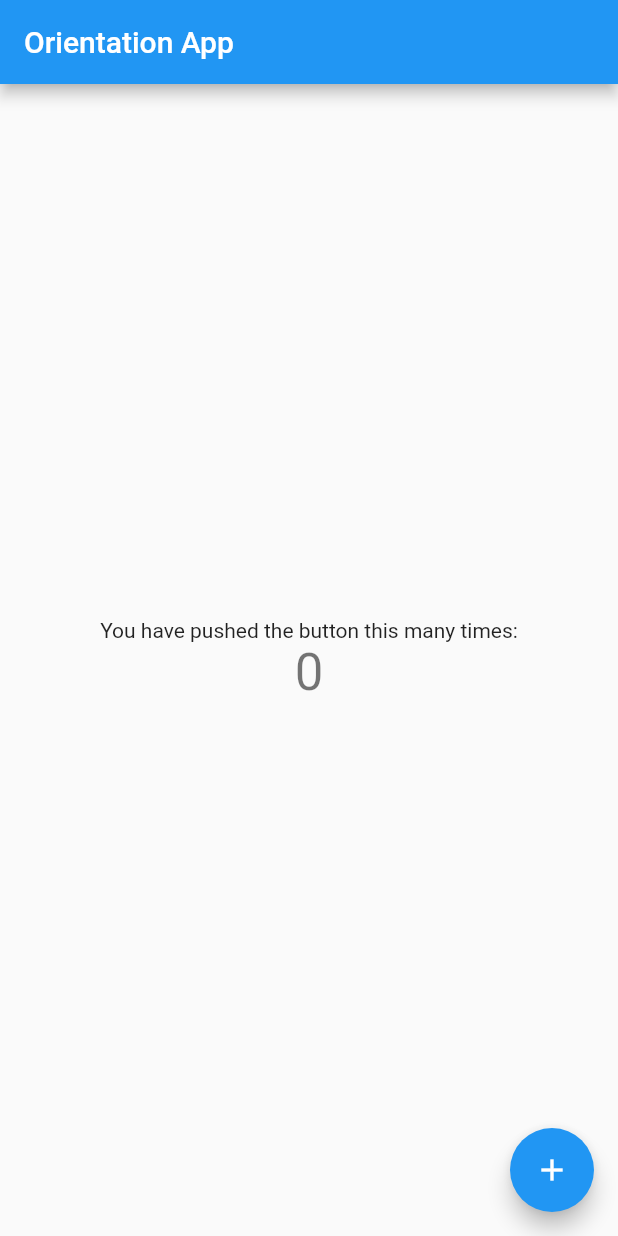
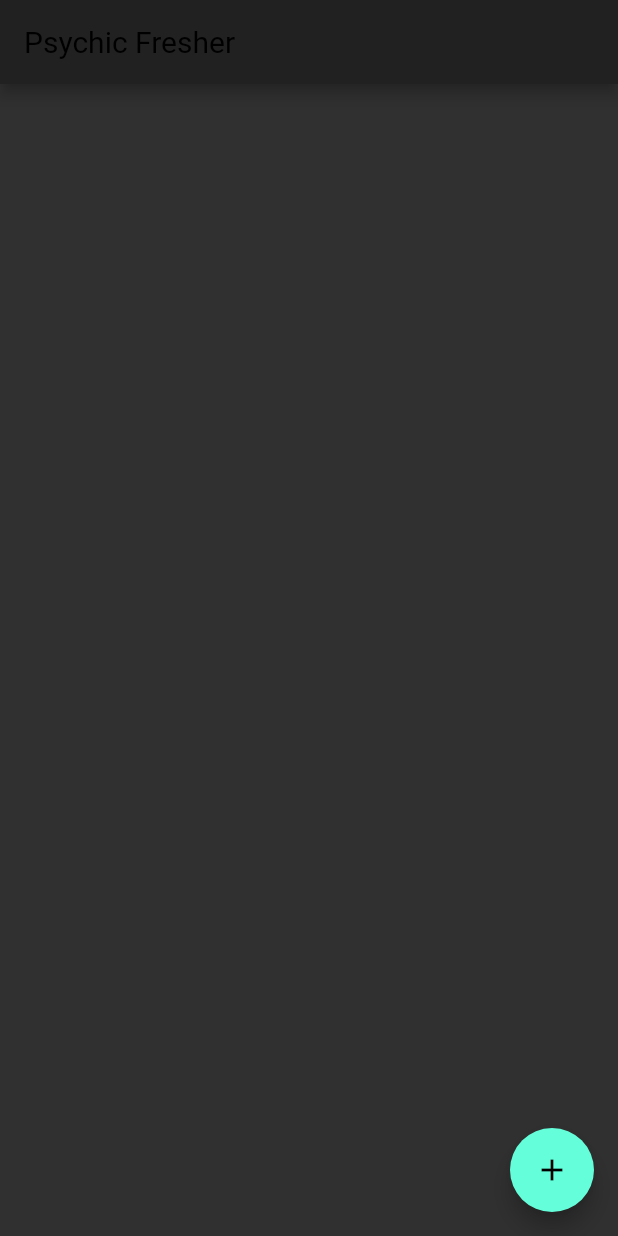
Before and after one commit to KhyatiSaini/orientation-app, a Flutter app: the screen it shows after launch, on a phone screen of 412 x 824 dp. Run offline on Flutter 3.47's test engine with Material 2 defaults, Android fonts, the phone set to English and light mode, and no system bars.

Commit message:
adding splash screen and home screen

```diff
--- a/lib/main.dart
+++ b/lib/main.dart
@@ -1,117 +1,18 @@
 import 'package:flutter/material.dart';
+import 'package:orientation_app/screens/home_screen.dart';
 
 void main() {
   runApp(MyApp());
 }
 
 class MyApp extends StatelessWidget {
-  // This widget is the root of your application.
   @override
   Widget build(BuildContext context) {
     return MaterialApp(
-      title: 'Flutter Demo',
-      theme: ThemeData(
-        // This is the theme of your application.
-        //
-        // Try running your application with "flutter run". You'll see the
-        // application has a blue toolbar. Then, without quitting the app, try
-        // changing the primarySwatch below to Colors.green and then invoke
-        // "hot reload" (press "r" in the console where you ran "flutter run",
-        // or simply save your changes to "hot reload" in a Flutter IDE).
-        // Notice that the counter didn't reset back to zero; the application
-        // is not restarted.
-        primarySwatch: Colors.blue,
-        // This makes the visual density adapt to the platform that you run
-        // the app on. For desktop platforms, the controls will be smaller and
-        // closer together (more dense) than on mobile platforms.
-        visualDensity: VisualDensity.adaptivePlatformDensity,
-      ),
-      home: MyHomePage(title: 'Orientation App'),
+      debugShowCheckedModeBanner: false,
+      home: HomeScreen(),
+      title: 'Pyschic Fresher',
+      theme: ThemeData.dark(),
     );
   }
 }
-
-class MyHomePage extends StatefulWidget {
-  MyHomePage({Key key, this.title}) : super(key: key);
-
-  // This widget is the home page of your application. It is stateful, meaning
-  // that it has a State object (defined below) that contains fields that affect
-  // how it looks.
-
-  // This class is the configuration for the state. It holds the values (in this
-  // case the title) provided by the parent (in this case the App widget) and
-  // used by the build method of the State. Fields in a Widget subclass are
-  // always marked "final".
-
-  final String title;
-
-  @override
-  _MyHomePageState createState() => _MyHomePageState();
-}
-
-class _MyHomePageState extends State<MyHomePage> {
-  int _counter = 0;
-
-  void _incrementCounter() {
-    setState(() {
-      // This call to setState tells the Flutter framework that something has
-      // changed in this State, which causes it to rerun the build method below
-      // so that the display can reflect the updated values. If we changed
-      // _counter without calling setState(), then the build method would not be
-      // called again, and so nothing would appear to happen.
-      _counter++;
-    });
-  }
-
-  @override
-  Widget build(BuildContext context) {
-    // This method is rerun every time setState is called, for instance as done
-    // by the _incrementCounter method above.
-    //
-    // The Flutter framework has been optimized to make rerunning build methods
-    // fast, so that you can just rebuild anything that needs updating rather
-    // than having to individually change instances of widgets.
-    return Scaffold(
-      appBar: AppBar(
-        // Here we take the value from the MyHomePage object that was created by
-        // the App.build method, and use it to set our appbar title.
-        title: Text(widget.title),
-      ),
-      body: Center(
-        // Center is a layout widget. It takes a single child and positions it
-        // in the middle of the parent.
-        child: Column(
-          // Column is also a layout widget. It takes a list of children and
-          // arranges them vertically. By default, it sizes itself to fit its
-          // children horizontally, and tries to be as tall as its parent.
-          //
-          // Invoke "debug painting" (press "p" in the console, choose the
-          // "Toggle Debug Paint" action from the Flutter Inspector in Android
-          // Studio, or the "Toggle Debug Paint" command in Visual Studio Code)
-          // to see the wireframe for each widget.
-          //
-          // Column has various properties to control how it sizes itself and
-          // how it positions its children. Here we use mainAxisAlignment to
-          // center the children vertically; the main axis here is the vertical
-          // axis because Columns are vertical (the cross axis would be
-          // horizontal).
-          mainAxisAlignment: MainAxisAlignment.center,
-          children: <Widget>[
-            Text(
-              'You have pushed the button this many times:',
-            ),
-            Text(
-              '$_counter',
-              style: Theme.of(context).textTheme.headline4,
-            ),
-          ],
-        ),
-      ),
-      floatingActionButton: FloatingActionButton(
-        onPressed: _incrementCounter,
-        tooltip: 'Increment',
-        child: Icon(Icons.add),
-      ), // This trailing comma makes auto-formatting nicer for build methods.
-    );
-  }
-}
--- /dev/null
+++ b/lib/screens/home_screen.dart
@@ -0,0 +1,20 @@
+import 'package:flutter/material.dart';
+import '../widgets/appbar.dart';
+
+class HomeScreen extends StatefulWidget {
+  @override
+  _HomeScreenState createState() => _HomeScreenState();
+}
+
+class _HomeScreenState extends State<HomeScreen> {
+  @override
+  Widget build(BuildContext context) {
+    return Scaffold(
+      appBar: appbar,
+      body: Container(),
+      floatingActionButton: FloatingActionButton(
+        child: Icon(Icons.add),
+      ),
+    );
+  }
+}
--- /dev/null
+++ b/lib/screens/splash_screen.dart
@@ -0,0 +1,15 @@
+import 'package:flutter/material.dart';
+
+
+class SplashScreen extends StatefulWidget {
+  @override
+  _Splash_State createState() => _Splash_State();
+}
+
+class _Splash_State extends State<SplashScreen> {
+  @override
+  Widget build(BuildContext context) {
+    return Scaffold(
+    );
+  }
+}
--- /dev/null
+++ b/lib/widgets/appbar.dart
@@ -0,0 +1,6 @@
+import 'package:flutter/material.dart';
+
+Widget appbar = AppBar(
+    title: Text("Psychic Fresher",
+        style: TextStyle(
+            fontSize: 20, color: Colors.black, fontWeight: FontWeight.w400)));
```
Also changed, not shown: lib/utilities/constants.dart (added), pubspec.lock.
